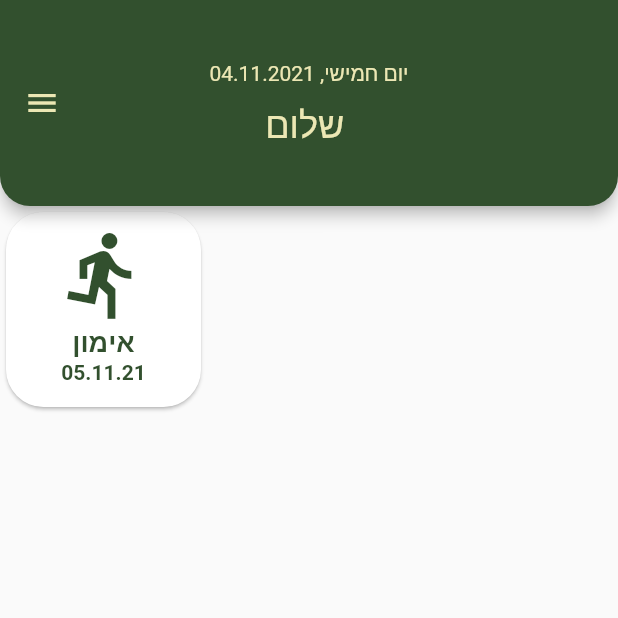
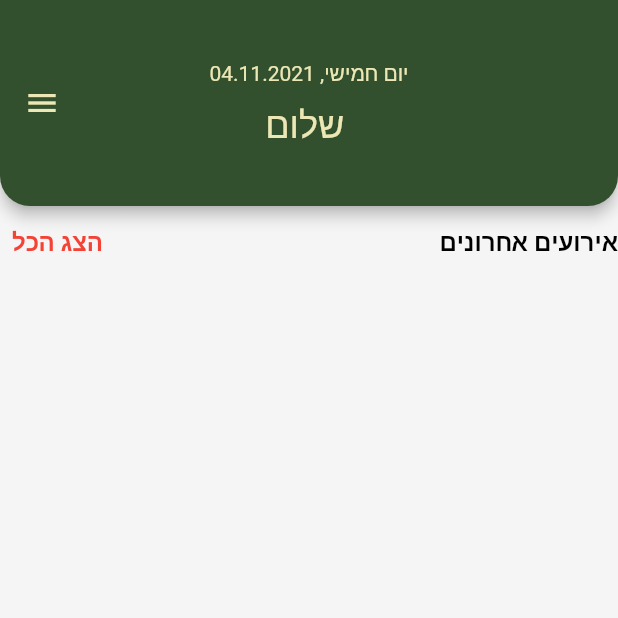
Before and after one commit to shacharmiron/idfitness-lite, a Flutter app: the HomeScreen screen opened by its route, on a phone screen of 412 x 824 dp, the top half of it. Run offline on Flutter 3.47's test engine with Material 2 defaults, Android fonts, the phone set to English and light mode, and no system bars; accounts and stored records are empty; generated files the repository leaves out were written again; network calls fail.

Commit message:
Created httpRequests file and last events widget

```diff
--- a/client/idfitness_lite/lib/entities/event.dart
+++ b/client/idfitness_lite/lib/entities/event.dart
@@ -3,6 +3,7 @@ import 'force.dart';
 import 'user.dart';
 
 class Event {
+  int? id;
   EventType eventType;
   Force force;
   DateTime insertionDate;
@@ -12,6 +13,7 @@ class Event {
   User? createdBy;
 
   Event({
+    this.id,
     required this.eventType,
     required this.force,
     required this.insertionDate,
--- a/client/idfitness_lite/lib/entities/force.dart
+++ b/client/idfitness_lite/lib/entities/force.dart
@@ -1,11 +1,11 @@
 class Force {
   final int id;
   final String name;
-  final Force? parent;
+  final int? parentId;
 
   Force({
     required this.id,
     required this.name,
-    this.parent,
+    this.parentId,
   });
 }
--- a/client/idfitness_lite/lib/screens/home_screen.dart
+++ b/client/idfitness_lite/lib/screens/home_screen.dart
@@ -1,13 +1,28 @@
 import 'package:flutter/material.dart';
-import 'package:idfitness_lite/providers/user_provider.dart';
 import 'package:intl/intl.dart';
 import 'package:provider/provider.dart';
 
 import '../entities/user.dart';
 import '../widgets/last_events.dart';
+import '../providers/events_provider.dart';
+import '../providers/user_provider.dart';
 
-class HomeScreen extends StatelessWidget {
+class HomeScreen extends StatefulWidget {
   static const routeName = '/home';
+
+  @override
+  State<HomeScreen> createState() => _HomeScreenState();
+}
+
+class _HomeScreenState extends State<HomeScreen> {
+  @override
+  void initState() {
+    Future.delayed(Duration.zero).then((_) async {
+      await Provider.of<EventsProvider>(context, listen: false)
+          .fetchAndSetEvents();
+    });
+    super.initState();
+  }
 
   @override
   Widget build(BuildContext context) {
@@ -54,7 +69,7 @@ class HomeScreen extends StatelessWidget {
       body: SingleChildScrollView(
         child: Column(
           children: [
-            LastEvents(user),
+            LastEvents(),
           ],
         ),
       ),
--- a/client/idfitness_lite/lib/widgets/event_item.dart
+++ b/client/idfitness_lite/lib/widgets/event_item.dart
@@ -10,7 +10,8 @@ class EventItem extends StatelessWidget {
 
   @override
   Widget build(BuildContext context) {
-    return Card(
+    return Wrap(children: [
+      Card(
         shape: const RoundedRectangleBorder(
           borderRadius: BorderRadius.all(Radius.circular(25)),
         ),
@@ -50,6 +51,7 @@ class EventItem extends StatelessWidget {
             ),
           ),
         ),
-    );
+      ),
+    ]);
   }
 }
--- a/client/idfitness_lite/lib/widgets/last_events.dart
+++ b/client/idfitness_lite/lib/widgets/last_events.dart
@@ -1,30 +1,55 @@
+import 'dart:math';
+
 import 'package:flutter/material.dart';
+import 'package:provider/provider.dart';
 
+import '../providers/events_provider.dart';
 import '../entities/event.dart';
-import '../entities/user.dart';
-import '../entities/event_type.dart';
-import '../entities/force.dart';
 import 'event_item.dart';
 
 class LastEvents extends StatelessWidget {
-  final User user;
-
-  LastEvents(this.user);
-
   @override
   Widget build(BuildContext context) {
-    Event event = Event(
-      eventType: EventType(id: 3, name: 'אימון'),
-      force: Force(id: 6, name: 'force1'),
-      insertionDate: DateTime.now().subtract(const Duration(days: 1)),
-      eventDate: DateTime.now().add(const Duration(days: 1)),
-      comment: 'this is my comment',
-      isDeleted: false,
-      createdBy: user,
-    );
+    const int amountOfLastEvents = 5;
+    List<Event> events = Provider.of<EventsProvider>(context).events;
 
-    return Row(children: [
-      EventItem(event),
+    return Column(children: [
+      Row(
+        mainAxisSize: MainAxisSize.max,
+        mainAxisAlignment: MainAxisAlignment.spaceBetween,
+        children: [
+          TextButton(
+            child: const Text(
+              "הצג הכל",
+              style: TextStyle(
+                color: Colors.red,
+                fontSize: 16,
+                fontWeight: FontWeight.w600,
+              ),
+            ),
+            onPressed: () {},
+          ),
+          const Text(
+            "אירועים אחרונים",
+            style: TextStyle(
+              color: Colors.black,
+              fontSize: 16,
+              fontWeight: FontWeight.w600,
+            ),
+          ),
+        ],
+      ),
+      SizedBox(
+        height: 150,
+        child: ListView.builder(
+          shrinkWrap: true,
+          scrollDirection: Axis.horizontal,
+          itemCount: min(amountOfLastEvents, events.length),
+          itemBuilder: (ctx, index) {
+            return EventItem(events[index]);
+          },
+        ),
+      ),
     ]);
   }
 }
```
Also changed, not shown: client/idfitness_lite/lib/http_requests.dart (added, +75 -0 lines), client/idfitness_lite/lib/main.dart (+30 -54 lines), client/idfitness_lite/lib/providers/events_provider.dart (added, +78 -0 lines), client/idfitness_lite/lib/providers/user_provider.dart (+33 -3 lines), 8 other files. Lines whose indentation alone changed are shown as unchanged.
